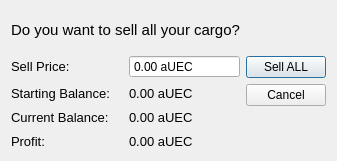
The window that sellalldialog.ui (JusDooEt/SC-Cargo-Log-Qt) describes before a commit, drawn with Qt 5.
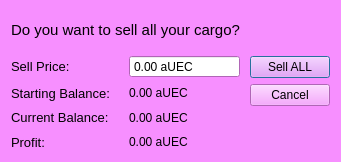
The same window after the commit.

Commit message: Sell All button now has proper functionality

The edit to the form file:
```diff
--- a/sellalldialog.ui
+++ b/sellalldialog.ui
@@ -6,12 +6,484 @@
    <rect>
     <x>0</x>
     <y>0</y>
-    <width>335</width>
-    <height>161</height>
+    <width>341</width>
+    <height>162</height>
    </rect>
   </property>
+  <property name="palette">
+   <palette>
+    <active>
+     <colorrole role="WindowText">
+      <brush brushstyle="SolidPattern">
+       <color alpha="255">
+        <red>0</red>
+        <green>0</green>
+        <blue>0</blue>
+       </color>
+      </brush>
+     </colorrole>
+     <colorrole role="Button">
+      <brush brushstyle="SolidPattern">
+       <color alpha="255">
+        <red>247</red>
+        <green>143</green>
+        <blue>255</blue>
+       </color>
+      </brush>
+     </colorrole>
+     <colorrole role="Light">
+      <brush brushstyle="SolidPattern">
+       <color alpha="255">
+        <red>255</red>
+        <green>255</green>
+        <blue>255</blue>
+       </color>
+      </brush>
+     </colorrole>
+     <colorrole role="Midlight">
+      <brush brushstyle="SolidPattern">
+       <color alpha="255">
+        <red>251</red>
+        <green>199</green>
+        <blue>255</blue>
+       </color>
+      </brush>
+     </colorrole>
+     <colorrole role="Dark">
+      <brush brushstyle="SolidPattern">
+       <color alpha="255">
+        <red>123</red>
+        <green>71</green>
+        <blue>127</blue>
+       </color>
+      </brush>
+     </colorrole>
+     <colorrole role="Mid">
+      <brush brushstyle="SolidPattern">
+       <color alpha="255">
+        <red>165</red>
+        <green>95</green>
+        <blue>170</blue>
+       </color>
+      </brush>
+     </colorrole>
+     <colorrole role="Text">
+      <brush brushstyle="SolidPattern">
+       <color alpha="255">
+        <red>0</red>
+        <green>0</green>
+        <blue>0</blue>
+       </color>
+      </brush>
+     </colorrole>
+     <colorrole role="BrightText">
+      <brush brushstyle="SolidPattern">
+       <color alpha="255">
+        <red>255</red>
+        <green>255</green>
+        <blue>255</blue>
+       </color>
+      </brush>
+     </colorrole>
+     <colorrole role="ButtonText">
+      <brush brushstyle="SolidPattern">
+       <color alpha="255">
+        <red>0</red>
+        <green>0</green>
+        <blue>0</blue>
+       </color>
+      </brush>
+     </colorrole>
+     <colorrole role="Base">
+      <brush brushstyle="SolidPattern">
+       <color alpha="255">
+        <red>255</red>
+        <green>255</green>
+        <blue>255</blue>
+       </color>
+      </brush>
+     </colorrole>
+     <colorrole role="Window">
+      <brush brushstyle="SolidPattern">
+       <color alpha="255">
+        <red>247</red>
+        <green>143</green>
+        <blue>255</blue>
+       </color>
+      </brush>
+     </colorrole>
+     <colorrole role="Shadow">
+      <brush brushstyle="SolidPattern">
+       <color alpha="255">
+        <red>0</red>
+        <green>0</green>
+        <blue>0</blue>
+       </color>
+      </brush>
+     </colorrole>
+     <colorrole role="AlternateBase">
+      <brush brushstyle="SolidPattern">
+       <color alpha="255">
+        <red>251</red>
+        <green>199</green>
+        <blue>255</blue>
+       </color>
+      </brush>
+     </colorrole>
+     <colorrole role="ToolTipBase">
+      <brush brushstyle="SolidPattern">
+       <color alpha="255">
+        <red>255</red>
+        <green>255</green>
+        <blue>220</blue>
+       </color>
+      </brush>
+     </colorrole>
+     <colorrole role="ToolTipText">
+      <brush brushstyle="SolidPattern">
+       <color alpha="255">
+        <red>0</red>
+        <green>0</green>
+        <blue>0</blue>
+       </color>
+      </brush>
+     </colorrole>
+     <colorrole role="PlaceholderText">
+      <brush brushstyle="SolidPattern">
+       <color alpha="127">
+        <red>0</red>
+        <green>0</green>
+        <blue>0</blue>
+       </color>
+      </brush>
+     </colorrole>
+     <colorrole role="Accent">
+      <brush brushstyle="SolidPattern">
+       <color alpha="255">
+        <red>255</red>
+        <green>255</green>
+        <blue>255</blue>
+       </color>
+      </brush>
+     </colorrole>
+    </active>
+    <inactive>
+     <colorrole role="WindowText">
+      <brush brushstyle="SolidPattern">
+       <color alpha="255">
+        <red>0</red>
+        <green>0</green>
+        <blue>0</blue>
+       </color>
+      </brush>
+     </colorrole>
+     <colorrole role="Button">
+      <brush brushstyle="SolidPattern">
+       <color alpha="255">
+        <red>247</red>
+        <green>143</green>
+        <blue>255</blue>
+       </color>
+      </brush>
+     </colorrole>
+     <colorrole role="Light">
+      <brush brushstyle="SolidPattern">
+       <color alpha="255">
+        <red>255</red>
+        <green>255</green>
+        <blue>255</blue>
+       </color>
+      </brush>
+     </colorrole>
+     <colorrole role="Midlight">
+      <brush brushstyle="SolidPattern">
+       <color alpha="255">
+        <red>251</red>
+        <green>199</green>
+        <blue>255</blue>
+       </color>
+      </brush>
+     </colorrole>
+     <colorrole role="Dark">
+      <brush brushstyle="SolidPattern">
+       <color alpha="255">
+        <red>123</red>
+        <green>71</green>
+        <blue>127</blue>
+       </color>
+      </brush>
+     </colorrole>
+     <colorrole role="Mid">
+      <brush brushstyle="SolidPattern">
+       <color alpha="255">
+        <red>165</red>
+        <green>95</green>
+        <blue>170</blue>
+       </color>
+      </brush>
+     </colorrole>
+     <colorrole role="Text">
+      <brush brushstyle="SolidPattern">
+       <color alpha="255">
+        <red>0</red>
+        <green>0</green>
+        <blue>0</blue>
+       </color>
+      </brush>
+     </colorrole>
+     <colorrole role="BrightText">
+      <brush brushstyle="SolidPattern">
+       <color alpha="255">
+        <red>255</red>
+        <green>255</green>
+        <blue>255</blue>
+       </color>
+      </brush>
+     </colorrole>
+     <colorrole role="ButtonText">
+      <brush brushstyle="SolidPattern">
+       <color alpha="255">
+        <red>0</red>
+        <green>0</green>
+        <blue>0</blue>
+       </color>
+      </brush>
+     </colorrole>
+     <colorrole role="Base">
+      <brush brushstyle="SolidPattern">
+       <color alpha="255">
+        <red>255</red>
+        <green>255</green>
+        <blue>255</blue>
+       </color>
+      </brush>
+     </colorrole>
+     <colorrole role="Window">
+      <brush brushstyle="SolidPattern">
+       <color alpha="255">
+        <red>247</red>
+        <green>143</green>
+        <blue>255</blue>
+       </color>
+      </brush>
+     </colorrole>
+     <colorrole role="Shadow">
+      <brush brushstyle="SolidPattern">
+       <color alpha="255">
+        <red>0</red>
+        <green>0</green>
+        <blue>0</blue>
+       </color>
+      </brush>
+     </colorrole>
+     <colorrole role="AlternateBase">
+      <brush brushstyle="SolidPattern">
+       <color alpha="255">
+        <red>251</red>
+        <green>199</green>
+        <blue>255</blue>
+       </color>
+      </brush>
+     </colorrole>
+     <colorrole role="ToolTipBase">
+      <brush brushstyle="SolidPattern">
+       <color alpha="255">
+        <red>255</red>
+        <green>255</green>
+        <blue>220</blue>
+       </color>
+      </brush>
+     </colorrole>
+     <colorrole role="ToolTipText">
+      <brush brushstyle="SolidPattern">
+       <color alpha="255">
+        <red>0</red>
+        <green>0</green>
+        <blue>0</blue>
+       </color>
+      </brush>
+     </colorrole>
+     <colorrole role="PlaceholderText">
+      <brush brushstyle="SolidPattern">
+       <color alpha="127">
+        <red>0</red>
+        <green>0</green>
+        <blue>0</blue>
+       </color>
+      </brush>
+     </colorrole>
+     <colorrole role="Accent">
+      <brush brushstyle="SolidPattern">
+       <color alpha="255">
+        <red>255</red>
+        <green>255</green>
+        <blue>255</blue>
+       </color>
+      </brush>
+     </colorrole>
+    </inactive>
+    <disabled>
+     <colorrole role="WindowText">
+      <brush brushstyle="SolidPattern">
+       <color alpha="255">
+        <red>123</red>
+        <green>71</green>
+        <blue>127</blue>
+       </color>
+      </brush>
+     </colorrole>
+     <colorrole role="Button">
+      <brush brushstyle="SolidPattern">
+       <color alpha="255">
+        <red>247</red>
+        <green>143</green>
+        <blue>255</blue>
+       </color>
+      </brush>
+     </colorrole>
+     <colorrole role="Light">
+      <brush brushstyle="SolidPattern">
+       <color alpha="255">
+        <red>255</red>
+        <green>255</green>
+        <blue>255</blue>
+       </color>
+      </brush>
+     </colorrole>
+     <colorrole role="Midlight">
+      <brush brushstyle="SolidPattern">
+       <color alpha="255">
+        <red>251</red>
+        <green>199</green>
+        <blue>255</blue>
+       </color>
+      </brush>
+     </colorrole>
+     <colorrole role="Dark">
+      <brush brushstyle="SolidPattern">
+       <color alpha="255">
+        <red>123</red>
+        <green>71</green>
+        <blue>127</blue>
+       </color>
+      </brush>
+     </colorrole>
+     <colorrole role="Mid">
+      <brush brushstyle="SolidPattern">
+       <color alpha="255">
+        <red>165</red>
+        <green>95</green>
+        <blue>170</blue>
+       </color>
+      </brush>
+     </colorrole>
+     <colorrole role="Text">
+      <brush brushstyle="SolidPattern">
+       <color alpha="255">
+        <red>123</red>
+        <green>71</green>
+        <blue>127</blue>
+       </color>
+      </brush>
+     </colorrole>
+     <colorrole role="BrightText">
+      <brush brushstyle="SolidPattern">
+       <color alpha="255">
+        <red>255</red>
+        <green>255</green>
+        <blue>255</blue>
+       </color>
+      </brush>
+     </colorrole>
+     <colorrole role="ButtonText">
+      <brush brushstyle="SolidPattern">
+       <color alpha="255">
+        <red>123</red>
+        <green>71</green>
+        <blue>127</blue>
+       </color>
+      </brush>
+     </colorrole>
+     <colorrole role="Base">
+      <brush brushstyle="SolidPattern">
+       <color alpha="255">
+        <red>247</red>
+        <green>143</green>
+        <blue>255</blue>
+       </color>
+      </brush>
+     </colorrole>
+     <colorrole role="Window">
+      <brush brushstyle="SolidPattern">
+       <color alpha="255">
+        <red>247</red>
+        <green>143</green>
+        <blue>255</blue>
+       </color>
+      </brush>
+     </colorrole>
+     <colorrole role="Shadow">
+      <brush brushstyle="SolidPattern">
+       <color alpha="255">
+        <red>0</red>
+        <green>0</green>
+        <blue>0</blue>
+       </color>
+      </brush>
+     </colorrole>
+     <colorrole role="AlternateBase">
+      <brush brushstyle="SolidPattern">
+       <color alpha="255">
+        <red>247</red>
+        <green>143</green>
+        <blue>255</blue>
+       </color>
+      </brush>
+     </colorrole>
+     <colorrole role="ToolTipBase">
+      <brush brushstyle="SolidPattern">
+       <color alpha="255">
+        <red>255</red>
+        <green>255</green>
+        <blue>220</blue>
+       </color>
+      </brush>
+     </colorrole>
+     <colorrole role="ToolTipText">
+      <brush brushstyle="SolidPattern">
+       <color alpha="255">
+        <red>0</red>
+        <green>0</green>
+        <blue>0</blue>
+       </color>
+      </brush>
+     </colorrole>
+     <colorrole role="PlaceholderText">
+      <brush brushstyle="SolidPattern">
+       <color alpha="127">
+        <red>123</red>
+        <green>71</green>
+        <blue>127</blue>
+       </color>
+      </brush>
+     </colorrole>
+     <colorrole role="Accent">
+      <brush brushstyle="SolidPattern">
+       <color alpha="255">
+        <red>252</red>
+        <green>219</green>
+        <blue>255</blue>
+       </color>
+      </brush>
+     </colorrole>
+    </disabled>
+   </palette>
+  </property>
   <property name="windowTitle">
-   <string>Dialog</string>
+   <string>Sell All?</string>
+  </property>
+  <property name="autoFillBackground">
+   <bool>false</bool>
   </property>
   <layout class="QHBoxLayout" name="horizontalLayout_5">
    <item>
@@ -52,6 +524,9 @@
            <property name="suffix">
             <string> aUEC</string>
            </property>
+           <property name="maximum">
+            <double>10000000000000000139372116959414099130712064.000000000000000</double>
+           </property>
           </widget>
          </item>
         </layout>
@@ -78,7 +553,7 @@
           <widget class="QLabel" name="editStartBalLabel">
            <property name="font">
             <font>
-             <pointsize>10</pointsize>
+             <pointsize>9</pointsize>
             </font>
            </property>
            <property name="text">
@@ -106,7 +581,7 @@
           <widget class="QLabel" name="editCurrentBalLabel">
            <property name="font">
             <font>
-             <pointsize>10</pointsize>
+             <pointsize>9</pointsize>
             </font>
            </property>
            <property name="text">
@@ -134,7 +609,7 @@
           <widget class="QLabel" name="editProfitLabel">
            <property name="font">
             <font>
-             <pointsize>10</pointsize>
+             <pointsize>9</pointsize>
             </font>
            </property>
            <property name="text">
@@ -148,6 +623,19 @@
      </item>
     </layout>
    </item>
+   <item>
+    <spacer name="horizontalSpacer">
+     <property name="orientation">
+      <enum>Qt::Horizontal</enum>
+     </property>
+     <property name="sizeHint" stdset="0">
+      <size>
+       <width>40</width>
+       <height>20</height>
+      </size>
+     </property>
+    </spacer>
+   </item>
    <item>
     <layout class="QVBoxLayout" name="verticalLayout_3">
      <item>
```
Left out of the diff: 3 changed lines with no effect on the pictures. The commit also changes 3 other files.
